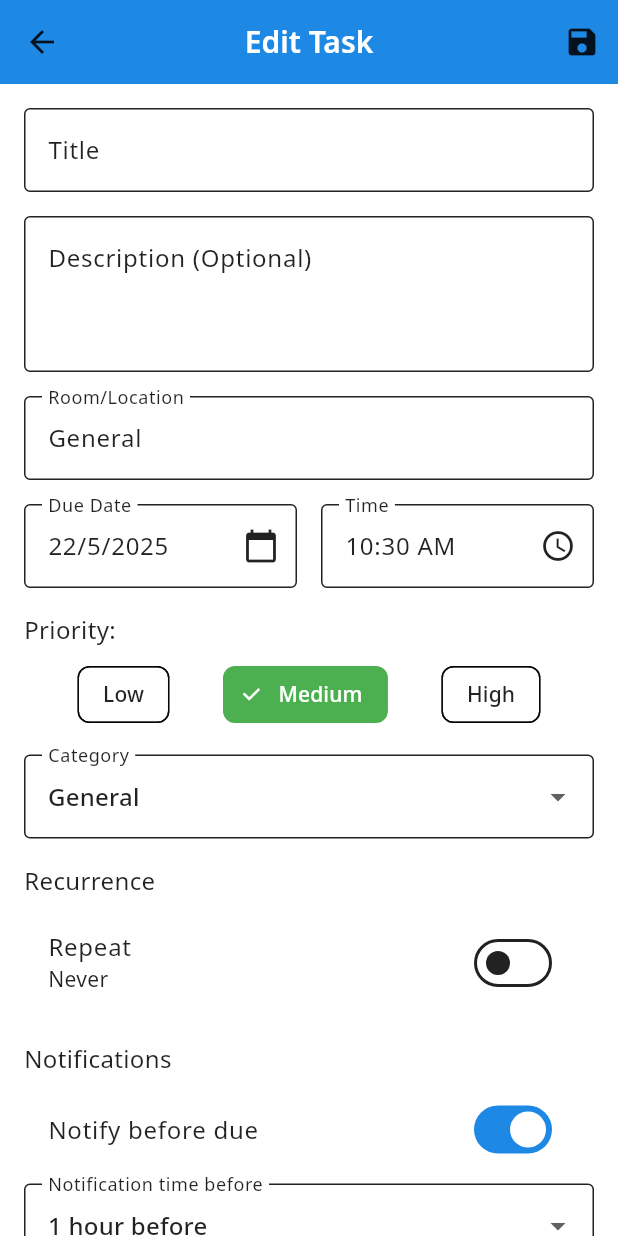
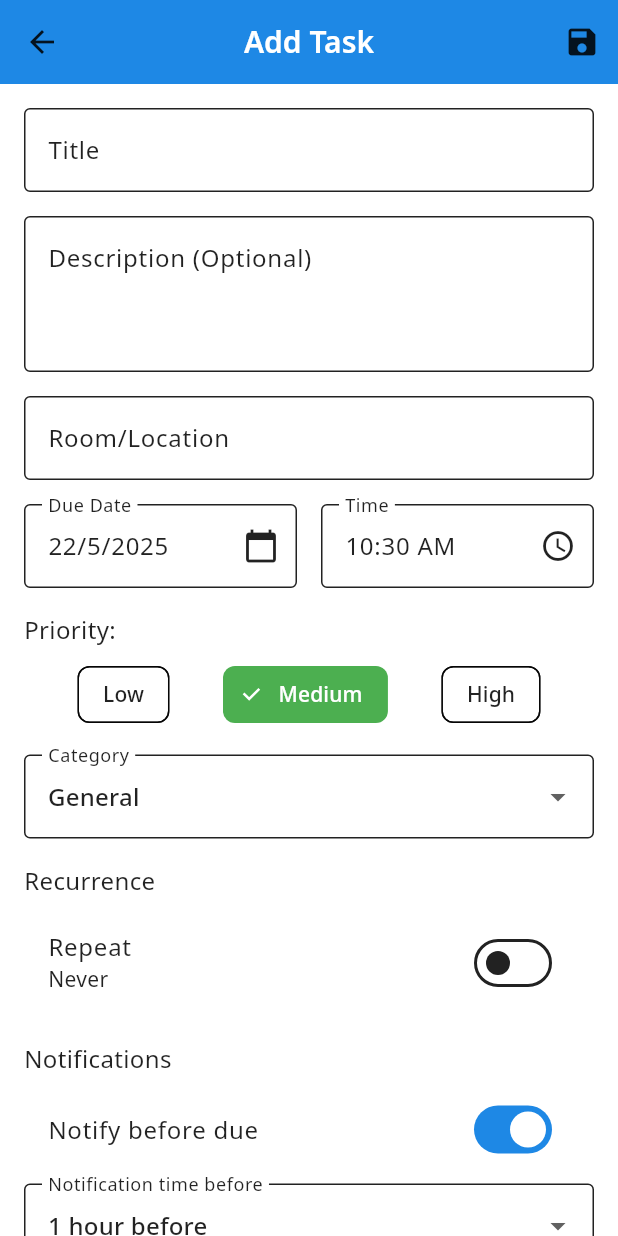
Before and after one commit to blaz10/fam_planner, a Flutter app: the screen it shows after launch, item 2 of the bottom bar chosen, after a tap on the "add" icon, on a phone screen of 412 x 824 dp. Run offline on Flutter 3.47's test engine with Material 3 defaults, Android fonts, the light colour scheme and no system bars; our stand-ins replace get_it, google_fonts, hive, hive_flutter, shared_preferences, table_calendar; accounts and stored records are empty.

Commit message:
fixed add task on Calendar screen

```diff
--- a/lib/features/calendar/calendar_screen.dart
+++ b/lib/features/calendar/calendar_screen.dart
@@ -1,12 +1,10 @@
 import 'package:flutter/material.dart';
 import 'package:provider/provider.dart';
 import 'package:table_calendar/table_calendar.dart';
-import 'package:uuid/uuid.dart';
 import 'package:intl/intl.dart';
 
-import '../../../models/task.dart';
+import '../../../services/task_service.dart';
 import '../../../screens/task_form_screen.dart';
-import '../../../services/task_service.dart';
 
 class CalendarScreen extends StatefulWidget {
   const CalendarScreen({super.key});
@@ -28,24 +26,14 @@ class _CalendarScreenState extends State<CalendarScreen> {
     // Navigate to the task form with the selected date pre-filled
     final selectedDate = _selectedDay ?? DateTime.now();
 
-    // Create a new task with minimal required fields
-    final newTask = Task(
-      id: const Uuid().v4(),
-      title: '',
-      description: null,
-      room: 'General',
-      dueDate: selectedDate,
-      priority: 1, // Medium priority by default
-      category: 'General',
-      notifyBefore: true,
-      notificationInterval: const Duration(hours: 1),
-    );
-
-    // Navigate to the form without the task parameter to ensure it's treated as a new task
+    // Navigate to the TaskFormScreen with just the selected date
+    // This will make it create a new task with this date pre-filled
     Navigator.push(
       context,
       MaterialPageRoute(
-        builder: (context) => TaskFormScreen(task: newTask),
+        builder: (context) => TaskFormScreen(
+          initialDate: selectedDate,
+        ),
       ),
     );
   }
--- a/lib/screens/task_form_screen.dart
+++ b/lib/screens/task_form_screen.dart
@@ -8,10 +8,12 @@ import 'package:fam_planner/widgets/recurrence_rule_picker.dart';
 
 class TaskFormScreen extends StatefulWidget {
   final Task? task;
+  final DateTime? initialDate;
 
   const TaskFormScreen({
     Key? key,
     this.task,
+    this.initialDate,
   }) : super(key: key);
 
   @override
@@ -52,7 +54,7 @@ class _TaskFormScreenState extends State<TaskFormScreen> {
     super.initState();
     _taskService = Provider.of<TaskService>(context, listen: false);
 
-    // Initialize form with task data if editing
+    // Initialize form with task data if editing, or with initial date if provided
     if (widget.task != null) {
       final task = widget.task!;
       _titleController.text = task.title;
@@ -65,6 +67,10 @@ class _TaskFormScreenState extends State<TaskFormScreen> {
       _recurrenceRule = task.recurrenceRule;
       _notifyBefore = task.notifyBefore;
       _notificationInterval = task.notificationInterval ?? const Duration(hours: 1);
+    } else if (widget.initialDate != null) {
+      // Set initial date if provided for new tasks
+      _dueDate = widget.initialDate!;
+      _dueTime = TimeOfDay.fromDateTime(widget.initialDate!);
     }
   }
 
```
